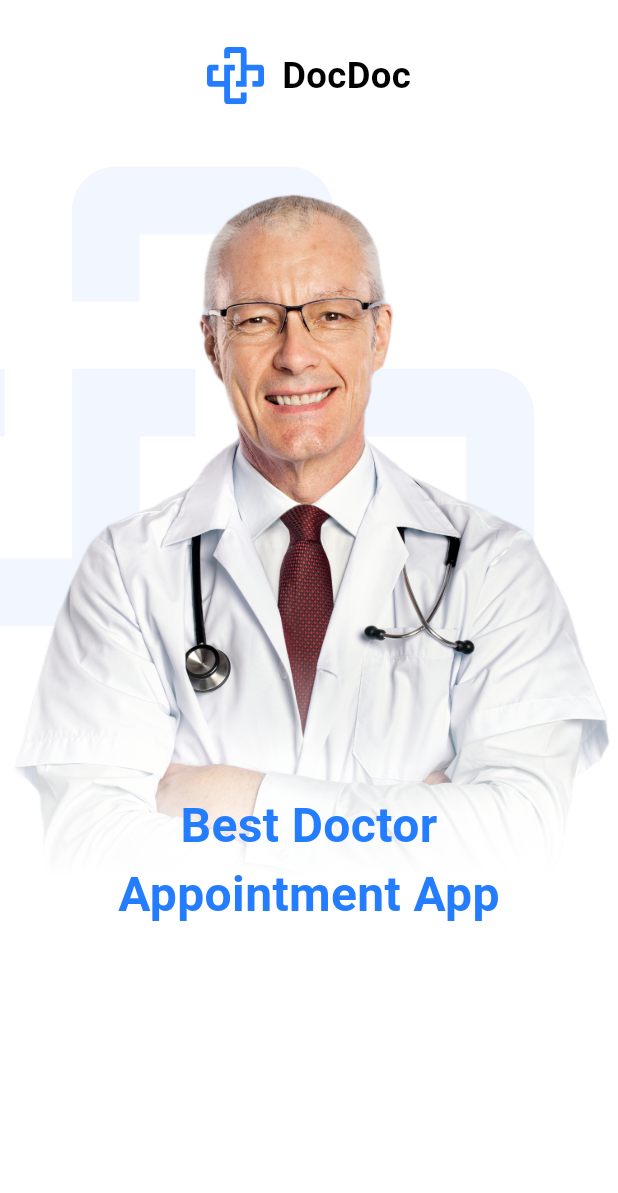
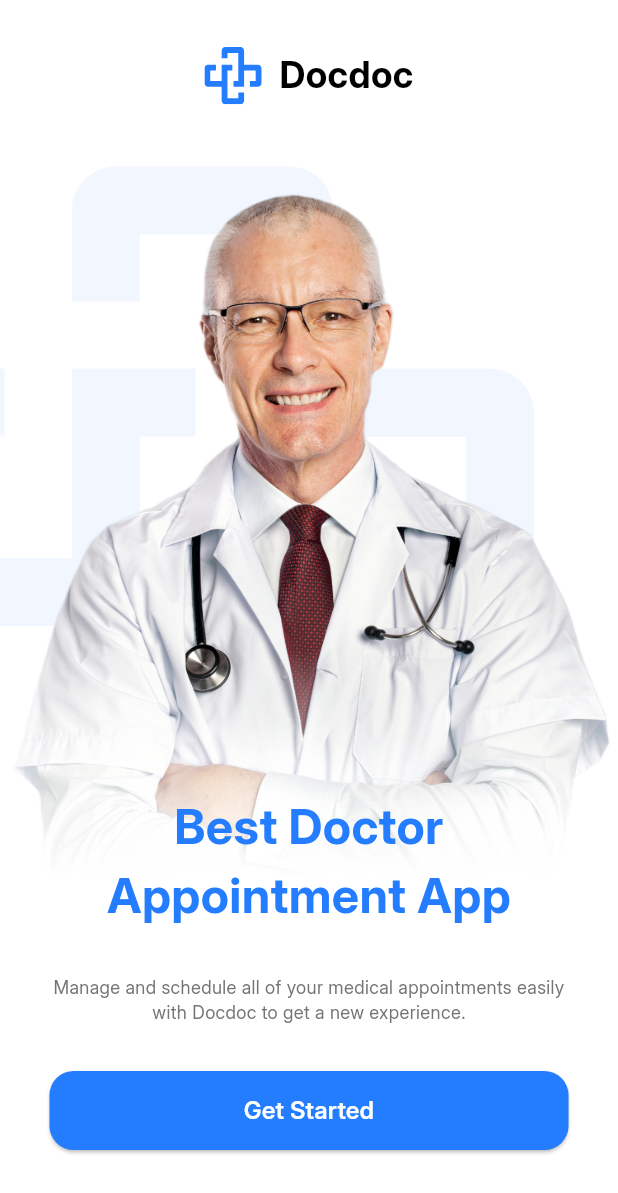
Before and after one commit to MaiBomadian94/flutter_complete_project, a Flutter app: the screen it shows after launch, on a phone screen of 412 x 824 dp. Shown: the top 1193 px of the screen. Run offline on Flutter 3.47's test engine with Material 3 defaults, Android fonts, the phone set to English and light mode, and no system bars; our stand-ins replace flutter_screenutil, flutter_svg; Roboto replaces fonts that are missing (IBMPlexSansArabic).

Commit message:
* on_boarding_view done

```diff
--- /dev/null
+++ b/lib/core/presentation/widgets/custom_elevated_button.dart
@@ -0,0 +1,86 @@
+import 'package:flutter/material.dart';
+import 'package:flutter_screenutil/flutter_screenutil.dart';
+import 'package:flutter_svg/flutter_svg.dart';
+
+import '../../theming/colors.dart';
+import '../../theming/text_styles.dart';
+
+class CustomElevatedButton extends StatelessWidget {
+  const CustomElevatedButton({
+    super.key,
+    required this.title,
+    required this.backgroundColor,
+    this.textColor,
+    this.height,
+    this.fontSize,
+    this.fontWeight,
+    this.isThereIcon,
+    this.assetPath,
+    this.iconPadding,
+    this.onPressed,
+    this.width,
+    this.radius,
+  });
+
+  final String title;
+  final Color backgroundColor;
+  final Color? textColor;
+  final double? height;
+  final double? fontSize;
+  final FontWeight? fontWeight;
+  final bool? isThereIcon;
+  final String? assetPath;
+  final double? iconPadding;
+  final double? width;
+  final void Function()? onPressed;
+  final double? radius;
+
+  @override
+  Widget build(BuildContext context) {
+    return SizedBox(
+      width: width ?? double.infinity,
+      height: height ?? 52.h,
+      child: ElevatedButton(
+        style: ButtonStyle(
+          backgroundColor: WidgetStateProperty.resolveWith<Color>(
+            (Set<WidgetState> states) {
+              if (states.contains(WidgetState.pressed)) {
+                return backgroundColor;
+              }
+              return backgroundColor;
+            },
+          ),
+          shape: WidgetStateProperty.all(
+            RoundedRectangleBorder(
+              borderRadius: BorderRadius.circular(radius ?? 16.r),
+            ),
+          ),
+        ),
+        onPressed: onPressed,
+        child: Stack(
+          // alignment: Alignment.center,
+          children: [
+            Center(
+              child: Text(
+                title,
+                textAlign: TextAlign.center,
+                style: TextStyles.textTitle16.copyWith(
+                  color: textColor ?? AppColors.whiteColor,
+                ),
+              ),
+            ),
+            if (isThereIcon == true)
+              Align(
+                alignment: Alignment.centerRight, // أو centerLeft
+                child: Padding(
+                  padding: EdgeInsets.only(left: iconPadding ?? 0), // متجاوبة
+                  child: SvgPicture.asset(assetPath ?? "",
+                      width: 20.w, height: 20.h),
+                ),
+              )
+          ],
+        ),
+      ),
+    );
+  }
+}
--- a/lib/core/theming/text_styles.dart
+++ b/lib/core/theming/text_styles.dart
@@ -5,38 +5,41 @@ abstract class TextStyles {
   static TextStyle textTitle24 = TextStyle(
     fontWeight: FontWeight.bold,
     fontSize: 24.sp,
-    fontFamily: 'IBMPlexSansArabic',
+    fontFamily: 'Inter',
     color: Colors.black,
   );
-  static const textTitle11 = TextStyle(
+  static const textTitle10 = TextStyle(
     fontWeight: FontWeight.w400,
-      fontSize: 11,
-      fontFamily: 'IBMPlexSansArabic');
+    fontSize: 10,
+    fontFamily: 'Inter',
+  );
   static const textTitle12 = TextStyle(
-      fontWeight: FontWeight.w500,
+    fontWeight: FontWeight.w400,
     fontSize: 12,
-      fontFamily: 'IBMPlexSansArabic');
+    fontFamily: 'Inter',
+  );
 
   static const textTitle14 = TextStyle(
     fontWeight: FontWeight.w400,
     fontSize: 14,
-      fontFamily: 'IBMPlexSansArabic');
-  static const textTitle15 = TextStyle(
-      fontWeight: FontWeight.w500,
-      fontSize: 15,
-      fontFamily: 'IBMPlexSansArabic');
+    fontFamily: 'Inter',
+  );
+  static const textTitle15 =
+      TextStyle(fontWeight: FontWeight.w500, fontSize: 15, fontFamily: 'Inter');
   static const textTitle16 = TextStyle(
     fontWeight: FontWeight.w600,
     fontSize: 16,
-      fontFamily: 'IBMPlexSansArabic');
+    fontFamily: 'Inter',
+  );
 
   static const textTitle18 = TextStyle(
     fontWeight: FontWeight.w500,
     fontSize: 18,
-      fontFamily: 'IBMPlexSansArabic');
+    fontFamily: 'Inter',
+  );
   static const textTitle32 = TextStyle(
     fontWeight: FontWeight.w700,
     fontSize: 32,
-    fontFamily: 'IBMPlexSansArabic',
+    fontFamily: 'Inter',
   );
 }
--- a/lib/features/on_boarding/presentation/view/on_boarding_view.dart
+++ b/lib/features/on_boarding/presentation/view/on_boarding_view.dart
@@ -1,8 +1,10 @@
 import 'package:flutter/material.dart';
+import 'package:flutter_complete_project/core/theming/colors.dart';
+import 'package:flutter_complete_project/features/on_boarding/presentation/view/widgets/doctor_image.dart';
 import 'package:flutter_screenutil/flutter_screenutil.dart';
 import 'package:flutter_svg/flutter_svg.dart';
+import '../../../../core/presentation/widgets/custom_elevated_button.dart';
 import '../../../../core/theming/text_styles.dart';
-import '../widgets/doctor_image.dart';
 
 class OnBoardingView extends StatelessWidget {
   const OnBoardingView({super.key});
@@ -11,8 +13,12 @@ class OnBoardingView extends StatelessWidget {
   Widget build(BuildContext context) {
     return Scaffold(
       body: SafeArea(
+          child: SingleChildScrollView(
         child: Padding(
-        padding: EdgeInsets.only(top: 30.h,bottom: 30.h),
+          padding: EdgeInsets.only(
+            top: 30.h,
+            bottom: 30.h,
+          ),
           child: Column(
             children: [
               Row(
@@ -23,7 +29,7 @@ class OnBoardingView extends StatelessWidget {
                     width: 10.w,
                   ),
                   Text(
-                  'DocDoc',
+                    'Docdoc',
                     style: TextStyles.textTitle24,
                   )
                 ],
@@ -31,8 +37,27 @@ class OnBoardingView extends StatelessWidget {
               SizedBox(
                 height: 40.h,
               ),
-            DoctorImage(),
+              const DoctorImage(),
+              Padding(
+                padding: EdgeInsets.only(left: 30.w, right: 30.w),
+                child: Text(
+                  'Manage and schedule all of your medical appointments easily with Docdoc to get a new experience.',
+                  textAlign: TextAlign.center,
+                  style: TextStyles.textTitle12
+                      .copyWith(color: AppColors.greyColor),
+                ),
+              ),
+              SizedBox(height: 30.h),
+              Padding(
+                padding: EdgeInsets.symmetric(horizontal: 30.w),
+                child: CustomElevatedButton(
+                  onPressed: () {},
+                  title: 'Get Started',
+                  backgroundColor: AppColors.mainBlue,
+                ),
+              )
             ],
+          ),
         ),
       )),
     );
--- a/lib/features/on_boarding/presentation/widgets/doctor_image.dart
+++ b/lib/features/on_boarding/presentation/view/widgets/doctor_image.dart
@@ -1,8 +1,7 @@
 import 'package:flutter/cupertino.dart';
 import 'package:flutter_complete_project/core/theming/colors.dart';
 import 'package:flutter_svg/flutter_svg.dart';
-
-import '../../../../core/theming/text_styles.dart';
+import '../../../../../core/theming/text_styles.dart';
 
 class DoctorImage extends StatelessWidget {
   const DoctorImage({super.key});
```
Also changed, not shown: pubspec.yaml (+7 -14 lines), assets/fonts/inter/Inter_24pt-SemiBold.ttf (added), assets/fonts/inter/Inter_28pt-Bold.ttf (added), assets/fonts/inter/Inter_28pt-Medium.ttf (added), assets/fonts/inter/Inter_28pt-Regular.ttf (added). Lines whose indentation alone changed are shown as unchanged.
